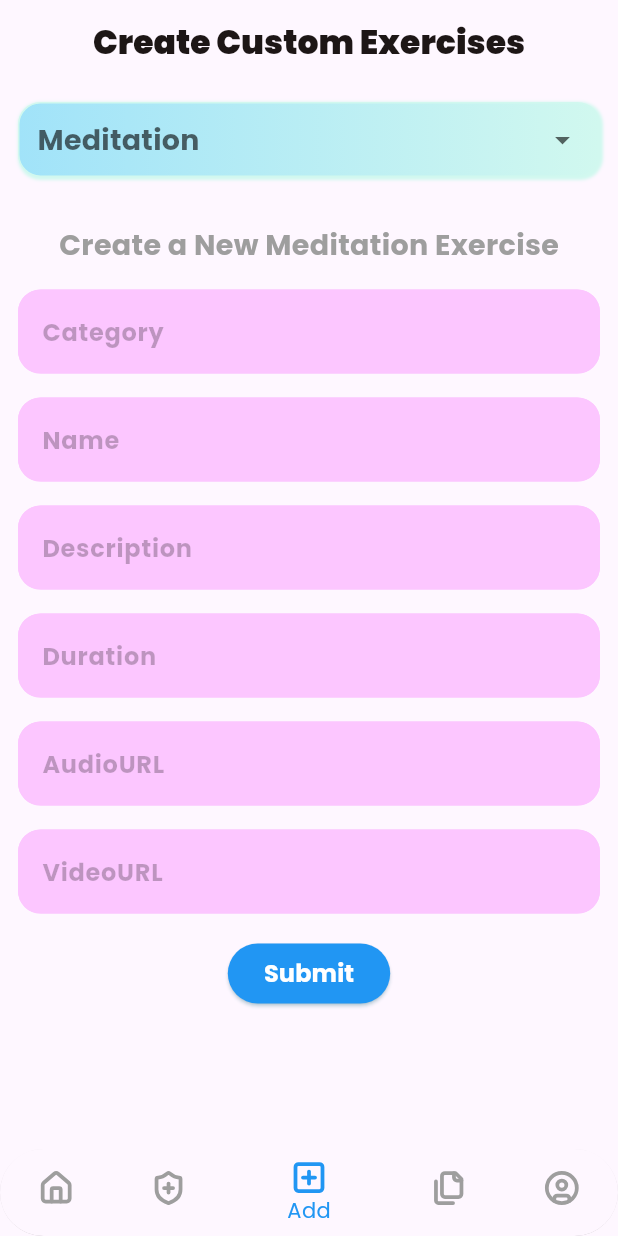
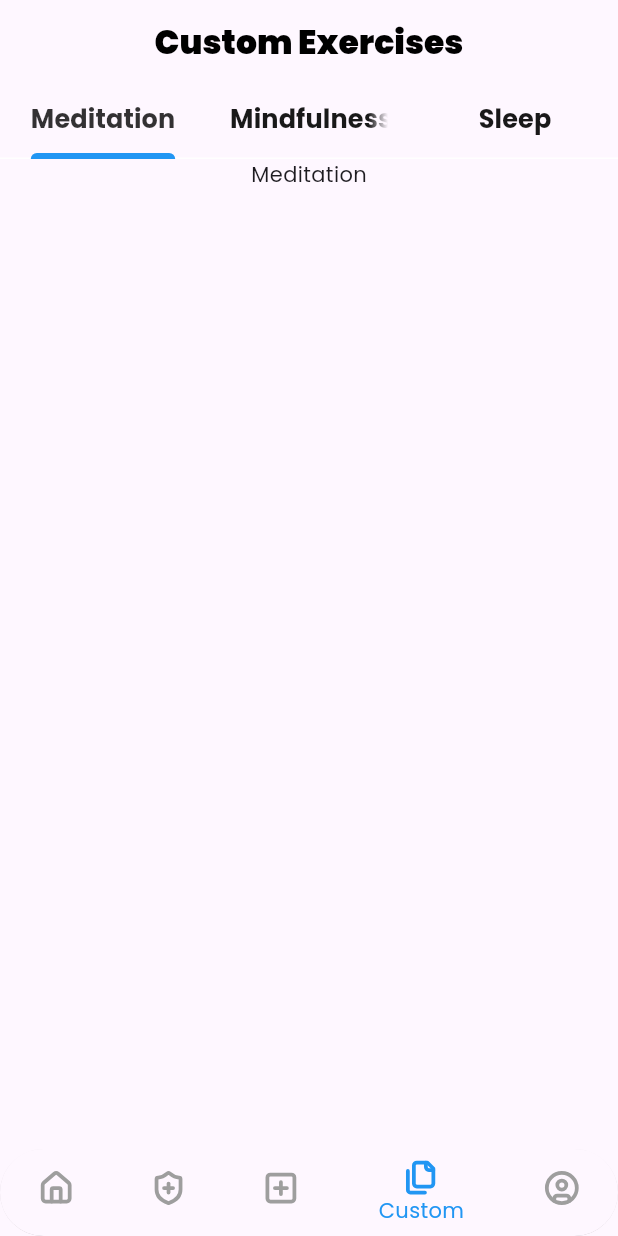
Before and after one commit to PAIshanMadusha/meditate-me-app, a Flutter app: the screen it shows after launch, on a phone screen of 412 x 824 dp. Run offline on Flutter 3.47's test engine with Material 3 defaults, Android fonts, the phone set to English and light mode, and no system bars; our stand-ins replace flutter_svg, go_router, google_fonts, hive, hive_flutter, image_picker and 1 more; accounts and stored records are empty.

Commit message:
Tab Bar Setup

```diff
--- a/lib/pages/main_page.dart
+++ b/lib/pages/main_page.dart
@@ -16,7 +16,7 @@ class MainPage extends StatefulWidget {
 
 class _MainPageState extends State<MainPage> {
   //BottomNavigationBar OnTap:
-  int _selectedIndex = 2;
+  int _selectedIndex = 3;
 
   static const List<Widget> _pages = [
     HomePage(),
--- a/lib/pages/main_pages/custom_exercises_page.dart
+++ b/lib/pages/main_pages/custom_exercises_page.dart
@@ -1,14 +1,62 @@
 import 'package:flutter/material.dart';
+import 'package:meditate_me_app/utils/app_colors.dart';
+import 'package:meditate_me_app/utils/app_text_style.dart';
+import 'package:meditate_me_app/widgets/tabs/meditation_exercise_tab.dart';
+import 'package:meditate_me_app/widgets/tabs/mindful_exercise_tab.dart';
+import 'package:meditate_me_app/widgets/tabs/sleep_exercise_tab.dart';
 
 class CustomExercisePage extends StatelessWidget {
   const CustomExercisePage({super.key});
 
   @override
   Widget build(BuildContext context) {
-    return Scaffold(
-      appBar: AppBar(
-        title: Text(
-          "Custome",
+    return DefaultTabController(
+      length: 3,
+      child: Scaffold(
+        appBar: AppBar(
+          title: Text(
+            "Custom Exercises",
+            style: AppTextStyle.kMainTitleStyle.copyWith(
+              color: AppColors.kBlackColor,
+              fontSize: 22,
+            ),
+          ),
+          centerTitle: true,
+          bottom: TabBar(
+            dividerColor: AppColors.kWhiteColor,
+            indicatorColor: AppColors.kBlueColor,
+            indicatorWeight: 4,
+            labelStyle: AppTextStyle.kTitleStyle.copyWith(
+              fontSize: 17,
+              fontWeight: FontWeight.bold,
+              // ignore: deprecated_member_use
+              color: AppColors.kBlackColor.withOpacity(0.8),
+            ),
+            unselectedLabelStyle: AppTextStyle.kTitleStyle.copyWith(
+              fontSize: 17,
+              fontWeight: FontWeight.bold,
+              // ignore: deprecated_member_use
+              color: AppColors.kBlackColor.withOpacity(0.9),
+            ),
+            tabs: [
+              Tab(
+                text: "Meditation",
+              ),
+              Tab(
+                text: "Mindfulness",
+              ),
+              Tab(
+                text: "Sleep",
+              ),
+            ],
+          ),
+        ),
+        body: const TabBarView(
+          children: [
+            MeditationExerciseTab(),
+            MindfulExerciseTab(),
+            SleepExerciseTab(),
+          ],
         ),
       ),
     );
--- /dev/null
+++ b/lib/widgets/tabs/meditation_exercise_tab.dart
@@ -0,0 +1,16 @@
+import 'package:flutter/material.dart';
+
+class MeditationExerciseTab extends StatelessWidget {
+  const MeditationExerciseTab({super.key});
+
+  @override
+  Widget build(BuildContext context) {
+    return SingleChildScrollView(
+      child: Column(
+        children: [
+          Text("Meditation")
+        ],
+      )
+    );
+  }
+}
```
Also changed, not shown: lib/services/meditation_service.dart (+56 -3 lines), lib/widgets/tabs/mindful_exercise_tab.dart (added, +16 -0 lines), lib/widgets/tabs/sleep_exercise_tab.dart (added, +16 -0 lines).
